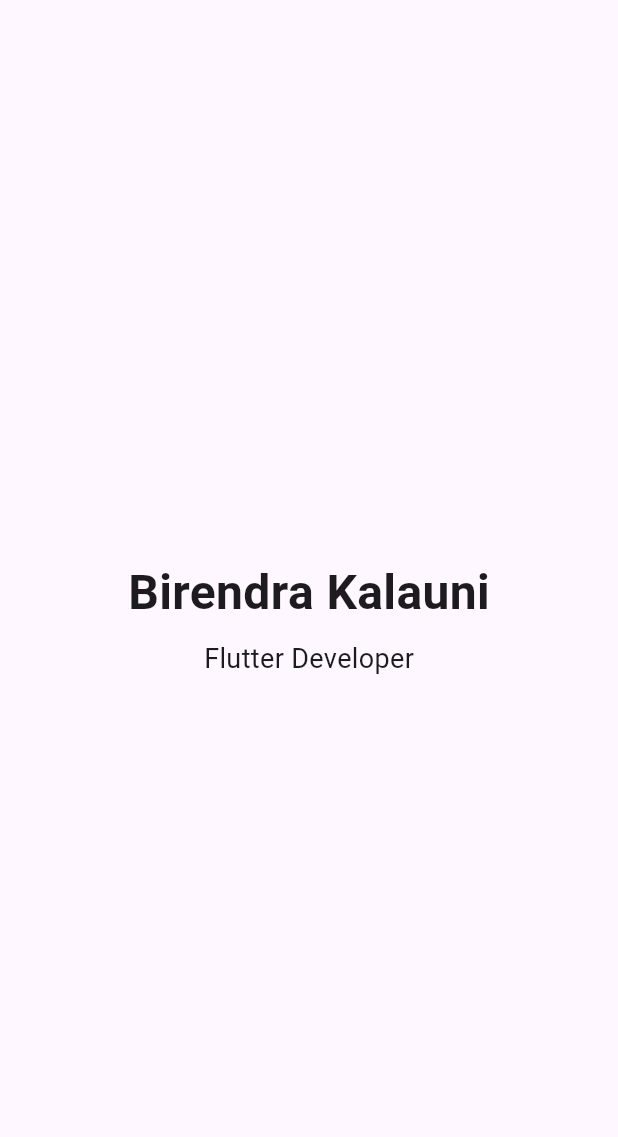
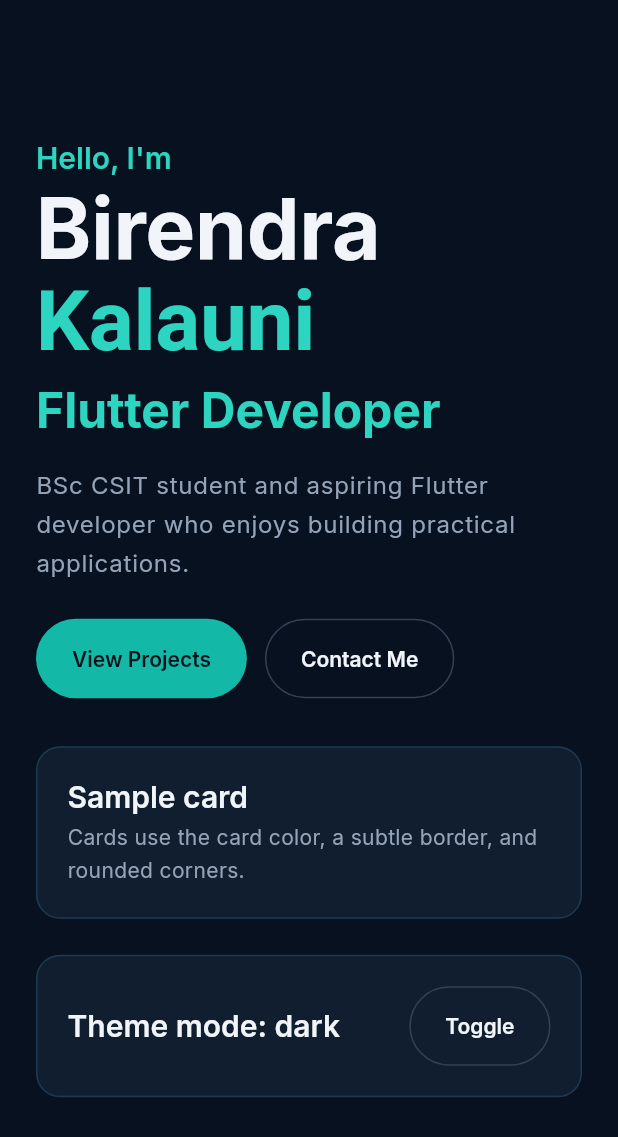
Before and after one commit to birendrakalauni/birendra-kalauni.github.io, a Flutter app: the screen it shows after launch, on a phone screen of 412 x 824 dp. Shown: the top 1137 px of the screen. Run offline on Flutter 3.47's test engine with Material 3 defaults, Android fonts, the phone set to English and light mode, and no system bars; our stand-ins replace go_router, google_fonts.

Commit message:
feat: add navy and teal theme with Material 3 and Inter typography &&  ThemeProvider and connect it to MaterialApp

```diff
--- a/lib/app.dart
+++ b/lib/app.dart
@@ -1,14 +1,27 @@
 import 'package:birendra_portfolio/core/routing/app_router.dart';
+import 'package:birendra_portfolio/core/theme/app_theme.dart';
+import 'package:birendra_portfolio/providers/theme_provider.dart';
 import 'package:flutter/material.dart';
+import 'package:provider/provider.dart';
 
 class PortfolioApp extends StatelessWidget {
   const PortfolioApp({super.key});
 
   @override
   Widget build(BuildContext context) {
-    return MaterialApp.router(title: 'Birendra Kalauni | Flutter Developer',
-    debugShowCheckedModeBanner: false,
-    routerConfig: appRouter,
+    return ChangeNotifierProvider(
+      create: (_) => ThemeProvider(),
+      child: Consumer<ThemeProvider>(
+        builder: (context, themeProvider, child) {
+          return MaterialApp.router(
+            title: 'Birendra Kalauni | Flutter Developer',
+            debugShowCheckedModeBanner: false,
+            theme: AppTheme.dark,
+            themeMode: themeProvider.themeMode,
+            routerConfig: appRouter,
+          );
+        },
+      ),
     );
   }
 }
--- /dev/null
+++ b/lib/core/constants/app_colors.dart
@@ -0,0 +1,24 @@
+import 'package:flutter/material.dart';
+
+class AppColors {
+  AppColors._();
+
+  //Backgrounds
+  static const Color background = Color(0xFF07111F);
+  static const Color surface = Color(0xFF0B1728);
+  static const Color card = Color(0xFF101E30);
+
+  // Brand teal
+  static const Color primary = Color(0xFF14B8A6);
+  static const Color primaryDark = Color(0xFF0D9488);
+  static const Color accent = Color(0xFF2DD4BF);
+
+  //Text
+  static const Color textPrimary = Color(0xFFF1F5F9);
+  static const Color textSecondary = Color(0xFF94A3B8);
+  static const Color onPrimary = Color(0xFF04111C);
+
+  // Borders
+  static const Color border = Color(0xFF1E3A52);
+  static const Color borderStrong = Color(0xFF334155);
+}
--- a/lib/core/routing/app_router.dart
+++ b/lib/core/routing/app_router.dart
@@ -5,5 +5,6 @@
   initialLocation: '/',
   routes: [
     GoRoute(path: '/', name: 'home', builder: (context, state) =>const HomeScreen()),
+
   ],
 );
--- /dev/null
+++ b/lib/core/theme/app_theme.dart
@@ -0,0 +1,86 @@
+import 'package:flutter/material.dart';
+import 'package:google_fonts/google_fonts.dart';
+
+import '../constants/app_colors.dart';
+
+class AppTheme {
+  AppTheme._();
+
+  static ThemeData get dark {
+    const colorScheme = ColorScheme.dark(
+      primary: AppColors.primary,
+      onPrimary: AppColors.onPrimary,
+      secondary: AppColors.primaryDark,
+      surface: AppColors.surface,
+      onSurface: AppColors.textPrimary,
+      onSurfaceVariant: AppColors.textSecondary,
+      outline: AppColors.border,
+    );
+
+    final textTheme = _buildTextTheme(ThemeData.dark().textTheme);
+
+    return ThemeData(
+      useMaterial3: true,
+      fontFamily: GoogleFonts.inter().fontFamily,
+      fontFamilyFallback: const ['Roboto', 'Arial', 'sans-serif'],
+      colorScheme: colorScheme,
+      scaffoldBackgroundColor: AppColors.background,
+      textTheme: textTheme,
+      dividerColor: AppColors.border,
+      filledButtonTheme: FilledButtonThemeData(
+        style: FilledButton.styleFrom(
+          backgroundColor: AppColors.primary,
+          foregroundColor: AppColors.onPrimary,
+          padding: const EdgeInsets.symmetric(horizontal: 24, vertical: 18),
+          shape: const StadiumBorder(),
+          textStyle: textTheme.labelLarge,
+        ),
+      ),
+      outlinedButtonTheme: OutlinedButtonThemeData(
+        style: OutlinedButton.styleFrom(
+          foregroundColor: AppColors.textPrimary,
+          side: const BorderSide(color: AppColors.borderStrong),
+          padding: const EdgeInsets.symmetric(horizontal: 24, vertical: 18),
+          shape: const StadiumBorder(),
+          textStyle: textTheme.labelLarge,
+        ),
+      ),
+    );
+  }
+
+  static TextTheme _buildTextTheme(TextTheme base) {
+    return base.copyWith(
+      displayLarge: GoogleFonts.inter(
+        fontSize: 56,
+        fontWeight: FontWeight.w700,
+        height: 1.1,
+        color: AppColors.textPrimary,
+      ),
+      headlineMedium: GoogleFonts.inter(
+        fontSize: 32,
+        fontWeight: FontWeight.w700,
+        color: AppColors.textPrimary,
+      ),
+      titleLarge: GoogleFonts.inter(
+        fontSize: 20,
+        fontWeight: FontWeight.w600,
+        color: AppColors.textPrimary,
+      ),
+      bodyLarge: GoogleFonts.inter(
+        fontSize: 16,
+        height: 1.6,
+        color: AppColors.textPrimary,
+      ),
+      bodyMedium: GoogleFonts.inter(
+        fontSize: 14,
+        height: 1.6,
+        color: AppColors.textSecondary,
+      ),
+      labelLarge: GoogleFonts.inter(
+        fontSize: 14,
+        fontWeight: FontWeight.w600,
+        color: AppColors.textPrimary,
+      ),
+    );
+  }
+}
--- /dev/null
+++ b/lib/providers/theme_provider.dart
@@ -0,0 +1,19 @@
+import 'package:flutter/material.dart';
+
+class ThemeProvider extends ChangeNotifier {
+  ThemeMode _themeMode = ThemeMode.dark;
+
+  ThemeMode get themeMode => _themeMode;
+
+  bool get isDark => _themeMode == ThemeMode.dark;
+
+  void setThemeMode(ThemeMode mode) {
+    if (mode == _themeMode) return;
+    _themeMode = mode;
+    notifyListeners();
+  }
+
+  void toggleTheme() {
+    setThemeMode(isDark ? ThemeMode.light : ThemeMode.dark);
+  }
+}
--- a/lib/screens/home_screen.dart
+++ b/lib/screens/home_screen.dart
@@ -1,3 +1,5 @@
+import 'package:birendra_portfolio/core/constants/app_colors.dart';
+import 'package:birendra_portfolio/widgets/theme_mode_demo.dart';
 import 'package:flutter/material.dart';
 
 class HomeScreen extends StatelessWidget {
@@ -5,17 +7,95 @@
 
   @override
   Widget build(BuildContext context) {
-    return const Scaffold(
+    final theme = Theme.of(context);
+    final textTheme = theme.textTheme;
+
+    return Scaffold(
       body: Center(
-        child: Column(
-          mainAxisSize: MainAxisSize.min,
-          children: [
-            Text('Birendra Kalauni',
-            style: TextStyle(fontSize: 32,
-            fontWeight: FontWeight.bold),),
-            SizedBox(height: 8,),
-            Text('Flutter Developer', style: TextStyle(fontSize: 18,),)
-          ],
+        child: SingleChildScrollView(
+          padding: EdgeInsets.all(24),
+          child: ConstrainedBox(
+            constraints: BoxConstraints(maxWidth: 640),
+            child: Column(
+              mainAxisSize: MainAxisSize.min,
+              crossAxisAlignment: CrossAxisAlignment.start,
+              children: [
+                Text(
+                  'Hello, I\'m',
+                  style: textTheme.titleLarge?.copyWith(
+                    color: AppColors.accent,
+                  ),
+                ),
+                const SizedBox(height: 4),
+                Text.rich(
+                  TextSpan(
+                    text: 'Birendra ',
+                    children: [
+                      TextSpan(
+                        text: 'Kalauni',
+                        style: TextStyle(color: AppColors.accent),
+                      ),
+                    ],
+                  ),
+                  style: textTheme.displayLarge,
+                ),
+                const SizedBox(height: 8),
+                Text(
+                  'Flutter Developer',
+                  style: textTheme.headlineMedium?.copyWith(
+                    color: AppColors.accent,
+                  ),
+                ),
+                const SizedBox(height: 16),
+                Text(
+                  'BSc CSIT student and aspiring Flutter developer who enjoys '
+                  'building practical applications.',
+                  style: textTheme.bodyLarge?.copyWith(
+                    color: theme.colorScheme.onSurfaceVariant,
+                  ),
+                ),
+                const SizedBox(height: 24),
+                Wrap(
+                  spacing: 12,
+                  runSpacing: 12,
+                  children: [
+                    FilledButton(
+                      onPressed: () {},
+                      child: const Text('View Projects'),
+                    ),
+                    OutlinedButton(
+                      onPressed: () {},
+                      child: const Text('Contact Me'),
+                    ),
+                  ],
+                ),
+                const SizedBox(height: 32,),
+                Container(
+                  width: double.infinity,
+                  padding: const EdgeInsets.all(20),
+                  decoration: BoxDecoration(
+                    color: AppColors.card,
+                    borderRadius: BorderRadius.circular(16),
+                    border: Border.all(color: AppColors.border),
+                  ),
+                  child: Column(
+                    crossAxisAlignment: CrossAxisAlignment.start,
+                    children: [
+                      Text('Sample card',
+                      style: textTheme.titleLarge,),
+                      const SizedBox(height: 4,),
+                      Text('Cards use the card color, a subtle border, and rounded corners.',
+                      style: textTheme.bodyMedium?.copyWith(
+                        color: theme.colorScheme.onSurfaceVariant,
+                      ),)
+                    ],
+                  ),
+                ),
+                const SizedBox(height: 24,),
+                const ThemeModeDemo(),
+              ],
+            ),
+          ),
         ),
       ),
     );
--- /dev/null
+++ b/lib/widgets/theme_mode_demo.dart
@@ -0,0 +1,38 @@
+import 'package:birendra_portfolio/core/constants/app_colors.dart';
+import 'package:birendra_portfolio/providers/theme_provider.dart';
+import 'package:flutter/material.dart';
+import 'package:provider/provider.dart';
+
+class ThemeModeDemo extends StatelessWidget {
+  const ThemeModeDemo({super.key});
+
+  @override
+  Widget build(BuildContext context) {
+    final themeMode = context.watch<ThemeProvider>().themeMode;
+
+    return Container(
+      width: double.infinity,
+      padding: const EdgeInsets.all(20),
+      decoration: BoxDecoration(
+        color: AppColors.card,
+        borderRadius: BorderRadius.circular(16),
+        border: Border.all(color: AppColors.border),
+      ),
+      child: Row(
+        children: [
+          Expanded(
+            child: Text(
+              'Theme mode: ${themeMode.name}',
+              style: Theme.of(context).textTheme.titleLarge,
+            ),
+          ),
+          const SizedBox(width: 12),
+          OutlinedButton(
+            onPressed: () => context.read<ThemeProvider>().toggleTheme(),
+            child: const Text('Toggle'),
+          ),
+        ],
+      ),
+    );
+  }
+}
```
Also changed, not shown: 2 other files.
